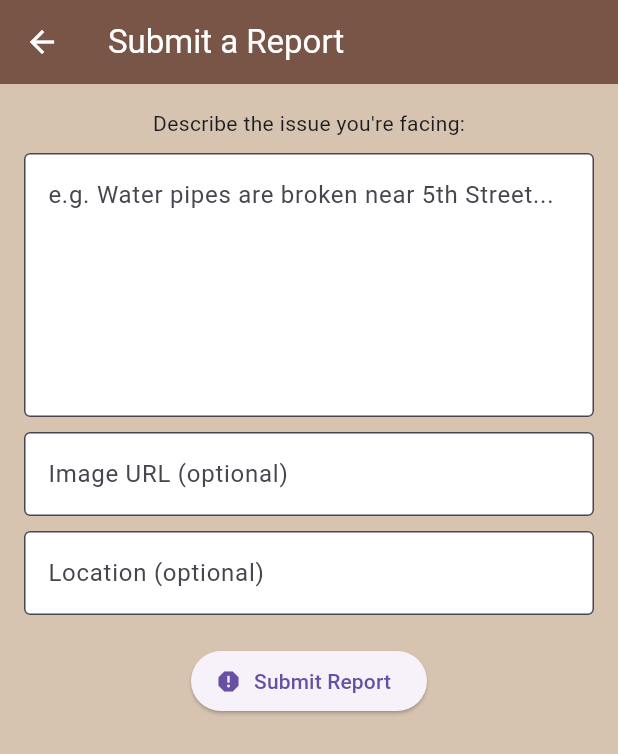
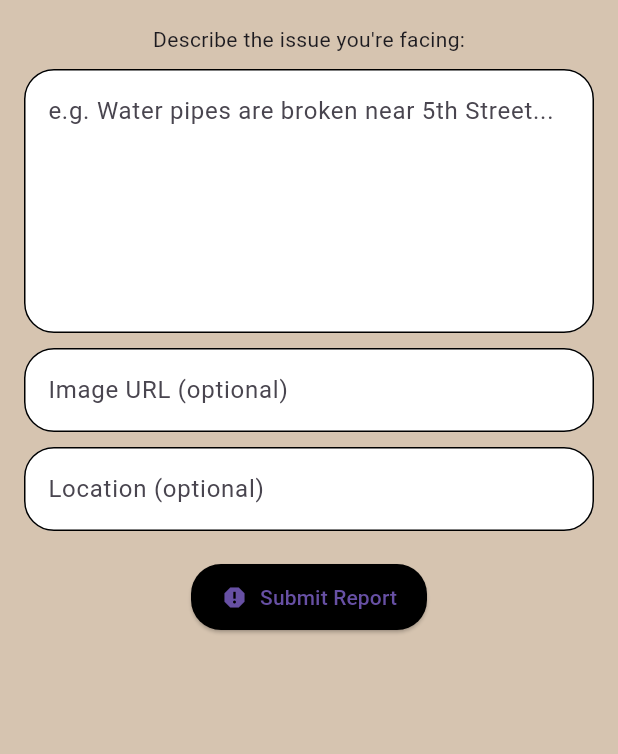
Before and after one commit to JimmyDevvvvv/HayyGov, a Flutter app: the ReportFormScreen screen opened directly, on a phone screen of 412 x 824 dp. Shown: the top 754 px of the screen. Run offline on Flutter 3.47's test engine with Material 3 defaults, Android fonts, the phone set to English and light mode, and no system bars; our stand-ins replace cached_network_image, cloud_firestore, connectivity_plus, firebase_auth, firebase_core, flutter_dotenv and 1 more; missing offline and left inert: translator; accounts and stored records are empty.

Commit message:
Cleaning Part1

```diff
--- a/lib/screens/report/report_form_screen.dart
+++ b/lib/screens/report/report_form_screen.dart
@@ -65,11 +65,6 @@ class _ReportFormScreenState extends State<ReportFormScreen> {
   Widget build(BuildContext context) {
     return Scaffold(
       backgroundColor: const Color(0xFFD6C4B0),
-      appBar: AppBar(
-        title: const Text("Submit a Report"),
-        backgroundColor: Colors.brown,
-        foregroundColor: Colors.white,
-      ),
       body: Padding(
         padding: const EdgeInsets.all(16.0),
         child: Column(
@@ -80,7 +75,16 @@ class _ReportFormScreenState extends State<ReportFormScreen> {
               controller: _reportController,
               maxLines: 6,
               decoration: const InputDecoration(
-                border: OutlineInputBorder(),
+                border: OutlineInputBorder(
+                  borderRadius: BorderRadius.all(Radius.circular(20)),
+                ),
+                enabledBorder: OutlineInputBorder(
+                  borderRadius: BorderRadius.all(Radius.circular(20)),
+                ),
+                focusedBorder: OutlineInputBorder(
+                  borderRadius: BorderRadius.all(Radius.circular(20)),
+                  borderSide: BorderSide(color: Colors.brown),
+                ),
                 hintText: "e.g. Water pipes are broken near 5th Street...",
                 filled: true,
                 fillColor: Colors.white,
@@ -90,7 +94,16 @@ class _ReportFormScreenState extends State<ReportFormScreen> {
             TextField(
               controller: _imageUrlController,
               decoration: const InputDecoration(
-                border: OutlineInputBorder(),
+                border: OutlineInputBorder(
+                  borderRadius: BorderRadius.all(Radius.circular(20)),
+                ),
+                enabledBorder: OutlineInputBorder(
+                  borderRadius: BorderRadius.all(Radius.circular(20)),
+                ),
+                focusedBorder: OutlineInputBorder(
+                  borderRadius: BorderRadius.all(Radius.circular(20)),
+                  borderSide: BorderSide(color: Colors.brown),
+                ),
                 labelText: "Image URL (optional)",
                 hintText: "Paste a link to an image",
                 filled: true,
@@ -101,7 +114,16 @@ class _ReportFormScreenState extends State<ReportFormScreen> {
             TextField(
               controller: _locationController,
               decoration: const InputDecoration(
-                border: OutlineInputBorder(),
+                border: OutlineInputBorder(
+                  borderRadius: BorderRadius.all(Radius.circular(20)),
+                ),
+                enabledBorder: OutlineInputBorder(
+                  borderRadius: BorderRadius.all(Radius.circular(20)),
+                ),
+                focusedBorder: OutlineInputBorder(
+                  borderRadius: BorderRadius.all(Radius.circular(20)),
+                  borderSide: BorderSide(color: Colors.brown),
+                ),
                 labelText: "Location (optional)",
                 hintText: "e.g. 5th Street, near the park",
                 filled: true,
@@ -111,6 +133,13 @@ class _ReportFormScreenState extends State<ReportFormScreen> {
             const SizedBox(height: 20),
             ElevatedButton.icon(
               onPressed: _isSubmitting ? null : _submitReport,
+              style: ElevatedButton.styleFrom(
+                backgroundColor: Colors.black,
+                shape: RoundedRectangleBorder(
+                  borderRadius: BorderRadius.circular(20),
+                ),
+                padding: const EdgeInsets.symmetric(horizontal: 20, vertical: 12),
+              ),
               icon: const Icon(Icons.report),
               label: _isSubmitting
                   ? const Text("Submitting...")
```
Also changed, not shown: lib/screens/AD/ad_feed_screen.dart (+5 -5 lines), lib/screens/CIT/citizen_announcements_polls_screen.dart (+6 -6 lines), lib/screens/CIT/citizen_home_screen.dart (+27 -39 lines), lib/screens/CIT/emergency_n.dart (+5 -5 lines), lib/screens/messaging/chat_screen.dart (+6 -6 lines), 1 other file.
